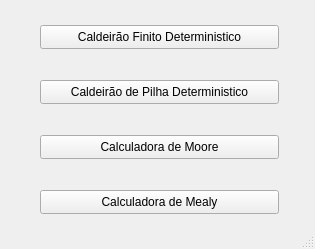
Above: source/ui/mainWindow.ui from Joao-Robert0/trabalhofinalF.T.C before the change. Below: the same form after it.
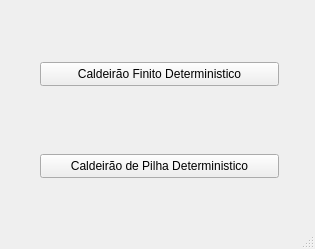
That is the form after the change.

Commit message: Janela do APD adicionada

```diff
--- a/source/ui/mainWindow.ui
+++ b/source/ui/mainWindow.ui
@@ -10,6 +10,12 @@
     <height>249</height>
    </rect>
   </property>
+  <property name="minimumSize">
+   <size>
+    <width>315</width>
+    <height>249</height>
+   </size>
+  </property>
   <property name="maximumSize">
    <size>
     <width>315</width>
@@ -59,32 +65,6 @@
        </property>
       </widget>
      </item>
-     <item>
-      <widget class="QPushButton" name="mooreButton">
-       <property name="maximumSize">
-        <size>
-         <width>239</width>
-         <height>24</height>
-        </size>
-       </property>
-       <property name="text">
-        <string>Calculadora de Moore</string>
-       </property>
-      </widget>
-     </item>
-     <item>
-      <widget class="QPushButton" name="mealyButton">
-       <property name="maximumSize">
-        <size>
-         <width>239</width>
-         <height>24</height>
-        </size>
-       </property>
-       <property name="text">
-        <string>Calculadora de Mealy</string>
-       </property>
-      </widget>
-     </item>
     </layout>
    </widget>
   </widget>
```
The commit also changes 6 other files.
